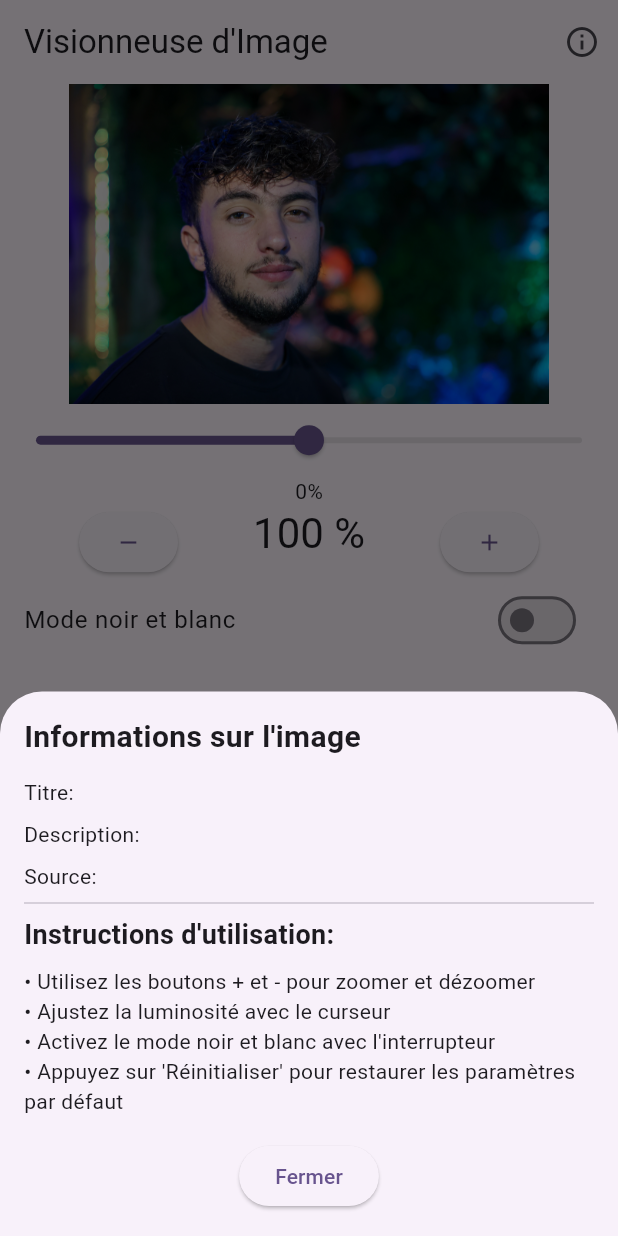
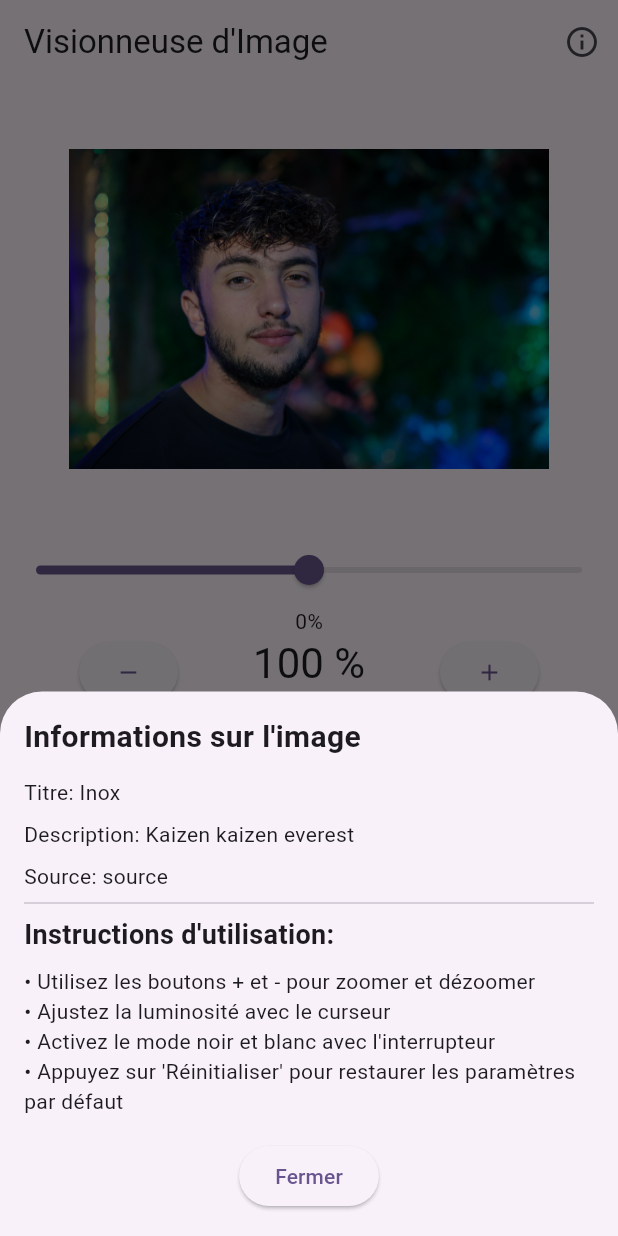
Before and after one commit to tdusautoir/ecv-interactive-image-viewer, a Flutter app: the screen it shows after launch, after a tap on the "info outline" icon, on a phone screen of 412 x 824 dp. Run offline on Flutter 3.47's test engine with Material 3 defaults, Android fonts, the phone set to English and light mode, and no system bars.

Commit message:
feature(zoom): handle on image

```diff
--- a/lib/main.dart
+++ b/lib/main.dart
@@ -81,11 +81,11 @@ class _MyHomePageState extends State<MyHomePage> {
                 ),
               ),
               const SizedBox(height: 12.0),
-              Text("Titre:"),
+              const Text("Titre: Inox"),
               const SizedBox(height: 8.0),
-              Text("Description:"),
+              const Text("Description: Kaizen kaizen everest"),
               const SizedBox(height: 8.0),
-              Text("Source:"),
+              const Text("Source: source"),
               const Divider(),
               const Text(
                 "Instructions d'utilisation:",
@@ -133,7 +133,11 @@ class _MyHomePageState extends State<MyHomePage> {
         ],
       ),
       body: Column(children: [
-        ColorFiltered(
+        SizedOverflowBox(
+            size: const Size(300, 300),
+            child: ClipRect(
+                child: Center(
+                    child: ColorFiltered(
                         colorFilter: ColorFilter.matrix(_isGrayscale
                             ? [
                                 0.2126,
@@ -179,12 +183,15 @@ class _MyHomePageState extends State<MyHomePage> {
                                 1,
                                 0,
                               ]),
+                        child: Transform.scale(
+                          scale: _zoom / 100,
                           child: const Image(
                             image: AssetImage('assets/image.jpg'),
                             width: 320,
+                            height: 320,
                             fit: BoxFit.contain,
                           ),
-        ),
+                        ))))),
         SliderExample(
           value: _brightness,
           onChanged: handleBrightnessChange,
```
Lines whose indentation alone changed are shown as unchanged.
